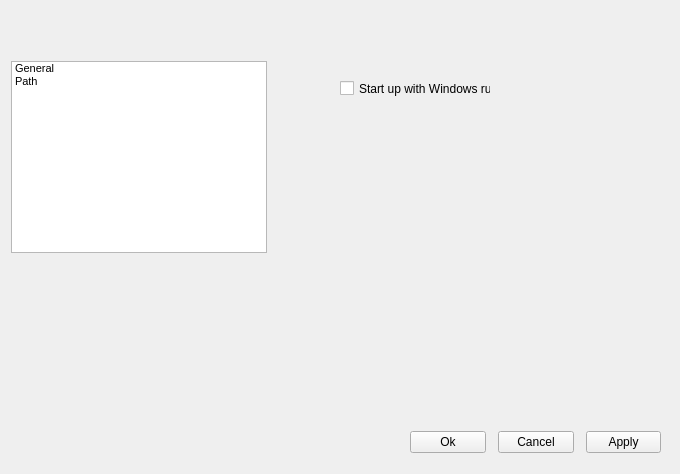
Qt form Agent-Win64/settingswidget.ui (aldonin/SIEM) before a commit.
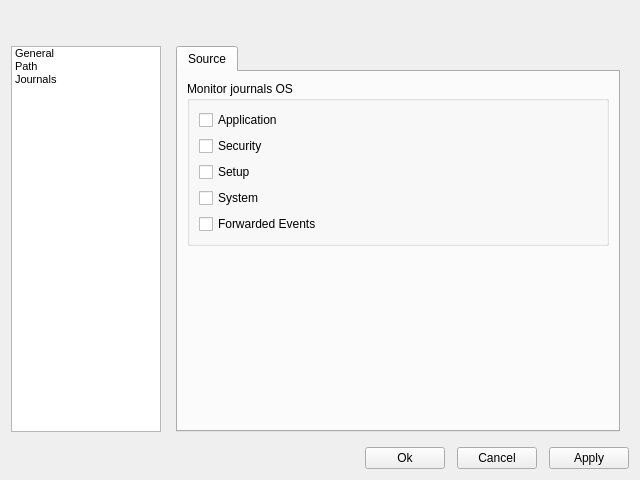
The same form after that commit. Icons and pictures are not drawn.

```diff
--- a/Agent-Win64/settingswidget.ui
+++ b/Agent-Win64/settingswidget.ui
@@ -6,21 +6,98 @@
    <rect>
     <x>0</x>
     <y>0</y>
-    <width>680</width>
-    <height>474</height>
+    <width>640</width>
+    <height>480</height>
    </rect>
   </property>
+  <property name="minimumSize">
+   <size>
+    <width>640</width>
+    <height>480</height>
+   </size>
+  </property>
   <property name="windowTitle">
    <string>Form</string>
   </property>
+  <property name="windowIcon">
+   <iconset resource="icons/icons.qrc">
+    <normaloff>:/agent.png</normaloff>:/agent.png</iconset>
+  </property>
+  <layout class="QVBoxLayout" name="verticalLayout_4">
+   <item>
+    <layout class="QHBoxLayout" name="horizontalLayout_2">
+     <item>
+      <spacer name="horizontalSpacer">
+       <property name="orientation">
+        <enum>Qt::Horizontal</enum>
+       </property>
+       <property name="sizeType">
+        <enum>QSizePolicy::Fixed</enum>
+       </property>
+       <property name="sizeHint" stdset="0">
+        <size>
+         <width>170</width>
+         <height>20</height>
+        </size>
+       </property>
+      </spacer>
+     </item>
+     <item>
+      <widget class="QLabel" name="categoryName">
+       <property name="font">
+        <font>
+         <pointsize>12</pointsize>
+         <weight>75</weight>
+         <bold>true</bold>
+        </font>
+       </property>
+       <property name="text">
+        <string/>
+       </property>
+      </widget>
+     </item>
+     <item>
+      <spacer name="horizontalSpacer_3">
+       <property name="orientation">
+        <enum>Qt::Horizontal</enum>
+       </property>
+       <property name="sizeHint" stdset="0">
+        <size>
+         <width>40</width>
+         <height>20</height>
+        </size>
+       </property>
+      </spacer>
+     </item>
+    </layout>
+   </item>
+   <item>
+    <layout class="QHBoxLayout" name="horizontalLayout_3" stretch="0,1">
+     <item>
+      <layout class="QVBoxLayout" name="verticalLayout_3">
+       <item>
+        <spacer name="verticalSpacer_2">
+         <property name="orientation">
+          <enum>Qt::Vertical</enum>
+         </property>
+         <property name="sizeType">
+          <enum>QSizePolicy::Fixed</enum>
+         </property>
+         <property name="sizeHint" stdset="0">
+          <size>
+           <width>20</width>
+           <height>9</height>
+          </size>
+         </property>
+        </spacer>
+       </item>
+       <item>
   <widget class="QListWidget" name="listWidget">
-   <property name="geometry">
-    <rect>
-     <x>11</x>
-     <y>61</y>
-     <width>256</width>
-     <height>192</height>
-    </rect>
+         <property name="maximumSize">
+          <size>
+           <width>150</width>
+           <height>16777215</height>
+          </size>
    </property>
    <property name="font">
     <font>
@@ -29,8 +106,8 @@
    </property>
    <property name="iconSize">
     <size>
-     <width>32</width>
-     <height>32</height>
+           <width>30</width>
+           <height>30</height>
     </size>
    </property>
    <property name="movement">
@@ -74,82 +151,177 @@
       <normaloff>:/agent.png</normaloff>:/agent.png</iconset>
     </property>
    </item>
-  </widget>
+         <item>
+          <property name="text">
+           <string>Journals</string>
+          </property>
+          <property name="icon">
+           <iconset resource="icons/icons.qrc">
+            <normaloff>:/agent.png</normaloff>:/agent.png</iconset>
+          </property>
+         </item>
+        </widget>
+       </item>
+       <item>
+        <spacer name="verticalSpacer">
+         <property name="orientation">
+          <enum>Qt::Vertical</enum>
+         </property>
+         <property name="sizeType">
+          <enum>QSizePolicy::Fixed</enum>
+         </property>
+         <property name="sizeHint" stdset="0">
+          <size>
+           <width>20</width>
+           <height>9</height>
+          </size>
+         </property>
+        </spacer>
+       </item>
+      </layout>
+     </item>
+     <item>
   <widget class="QStackedWidget" name="stackedWidget">
-   <property name="geometry">
-    <rect>
-     <x>320</x>
-     <y>50</y>
-     <width>351</width>
-     <height>359</height>
-    </rect>
+       <property name="sizePolicy">
+        <sizepolicy hsizetype="Preferred" vsizetype="Preferred">
+         <horstretch>0</horstretch>
+         <verstretch>0</verstretch>
+        </sizepolicy>
    </property>
    <property name="currentIndex">
-    <number>0</number>
+        <number>2</number>
    </property>
    <widget class="QWidget" name="page">
-    <widget class="QCheckBox" name="checkBox">
-     <property name="geometry">
-      <rect>
-       <x>20</x>
-       <y>30</y>
-       <width>151</width>
-       <height>17</height>
-      </rect>
-     </property>
-     <property name="text">
-      <string>Start up with Windows run</string>
-     </property>
-    </widget>
+        <layout class="QVBoxLayout" name="verticalLayout">
+         <item>
+          <widget class="QTabWidget" name="tabWidget">
+           <property name="currentIndex">
+            <number>0</number>
+           </property>
+           <widget class="QWidget" name="tab">
+            <attribute name="title">
+             <string>General</string>
+            </attribute>
+           </widget>
+          </widget>
+         </item>
+        </layout>
    </widget>
    <widget class="QWidget" name="page_2">
-    <widget class="QLabel" name="label">
-     <property name="geometry">
-      <rect>
-       <x>10</x>
-       <y>20</y>
-       <width>91</width>
-       <height>16</height>
-      </rect>
-     </property>
+        <layout class="QVBoxLayout" name="verticalLayout_2">
+         <item>
+          <widget class="QTabWidget" name="tabWidget_2">
+           <property name="currentIndex">
+            <number>0</number>
+           </property>
+           <widget class="QWidget" name="tab_2">
+            <attribute name="title">
+             <string>Paths</string>
+            </attribute>
+           </widget>
+          </widget>
+         </item>
+        </layout>
+       </widget>
+       <widget class="QWidget" name="page_3">
+        <layout class="QVBoxLayout" name="verticalLayout_5">
+         <item>
+          <widget class="QTabWidget" name="tabWidget_3">
+           <property name="currentIndex">
+            <number>0</number>
+           </property>
+           <widget class="QWidget" name="tab_3">
+            <attribute name="title">
+             <string>Source</string>
+            </attribute>
+            <layout class="QVBoxLayout" name="verticalLayout_8">
+             <item>
+              <widget class="QGroupBox" name="groupBox">
+               <property name="title">
+                <string>Monitor journals OS</string>
+               </property>
+               <layout class="QVBoxLayout" name="verticalLayout_7">
+                <item>
+                 <layout class="QVBoxLayout" name="verticalLayout_6">
+                  <item>
+                   <widget class="QCheckBox" name="appBox">
      <property name="text">
-      <string>PowerShell path:</string>
-     </property>
-    </widget>
-    <widget class="QLineEdit" name="lineEdit">
-     <property name="geometry">
-      <rect>
-       <x>100</x>
-       <y>20</y>
-       <width>141</width>
+                     <string>Application</string>
+                    </property>
+                   </widget>
+                  </item>
+                  <item>
+                   <widget class="QCheckBox" name="secBox">
+                    <property name="text">
+                     <string>Security</string>
+                    </property>
+                   </widget>
+                  </item>
+                  <item>
+                   <widget class="QCheckBox" name="setupBox">
+                    <property name="text">
+                     <string>Setup</string>
+                    </property>
+                   </widget>
+                  </item>
+                  <item>
+                   <widget class="QCheckBox" name="systemBox">
+                    <property name="text">
+                     <string>System</string>
+                    </property>
+                   </widget>
+                  </item>
+                  <item>
+                   <widget class="QCheckBox" name="feBox">
+                    <property name="text">
+                     <string>Forwarded Events</string>
+                    </property>
+                   </widget>
+                  </item>
+                 </layout>
+                </item>
+               </layout>
+              </widget>
+             </item>
+             <item>
+              <spacer name="verticalSpacer_3">
+               <property name="orientation">
+                <enum>Qt::Vertical</enum>
+               </property>
+               <property name="sizeHint" stdset="0">
+                <size>
+                 <width>20</width>
+                 <height>184</height>
+                </size>
+               </property>
+              </spacer>
+             </item>
+            </layout>
+           </widget>
+          </widget>
+         </item>
+        </layout>
+       </widget>
+      </widget>
+     </item>
+    </layout>
+   </item>
+   <item>
+    <layout class="QHBoxLayout" name="horizontalLayout_4">
+     <item>
+      <spacer name="horizontalSpacer_2">
+       <property name="orientation">
+        <enum>Qt::Horizontal</enum>
+       </property>
+       <property name="sizeHint" stdset="0">
+        <size>
+         <width>40</width>
        <height>20</height>
-      </rect>
-     </property>
-    </widget>
-    <widget class="QPushButton" name="pushButton_4">
-     <property name="geometry">
-      <rect>
-       <x>260</x>
-       <y>20</y>
-       <width>75</width>
-       <height>23</height>
-      </rect>
-     </property>
-     <property name="text">
-      <string>Open...</string>
-     </property>
-    </widget>
-   </widget>
-  </widget>
-  <widget class="QWidget" name="layoutWidget">
-   <property name="geometry">
-    <rect>
-     <x>410</x>
-     <y>430</y>
-     <width>251</width>
-     <height>25</height>
-    </rect>
-   </property>
+        </size>
+       </property>
+      </spacer>
+     </item>
+     <item>
    <layout class="QHBoxLayout" name="horizontalLayout">
     <property name="spacing">
      <number>12</number>
@@ -176,27 +348,10 @@
      </widget>
     </item>
    </layout>
-  </widget>
-  <widget class="QLabel" name="categoryName">
-   <property name="geometry">
-    <rect>
-     <x>340</x>
-     <y>20</y>
-     <width>301</width>
-     <height>16</height>
-    </rect>
-   </property>
-   <property name="font">
-    <font>
-     <pointsize>12</pointsize>
-     <weight>75</weight>
-     <bold>true</bold>
-    </font>
-   </property>
-   <property name="text">
-    <string/>
-   </property>
-  </widget>
+     </item>
+    </layout>
+   </item>
+  </layout>
  </widget>
  <resources>
   <include location="icons/icons.qrc"/>
```
Left out of the diff: 2 changed lines with no effect on the pictures. Lines whose indentation alone changed are shown as unchanged.
